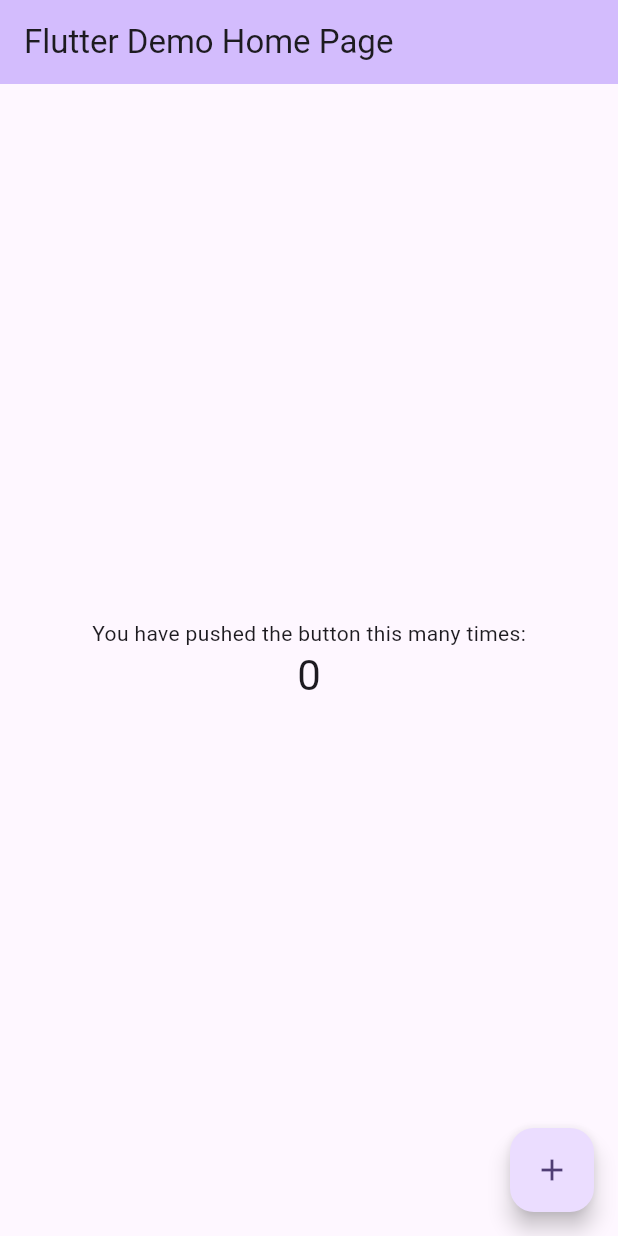
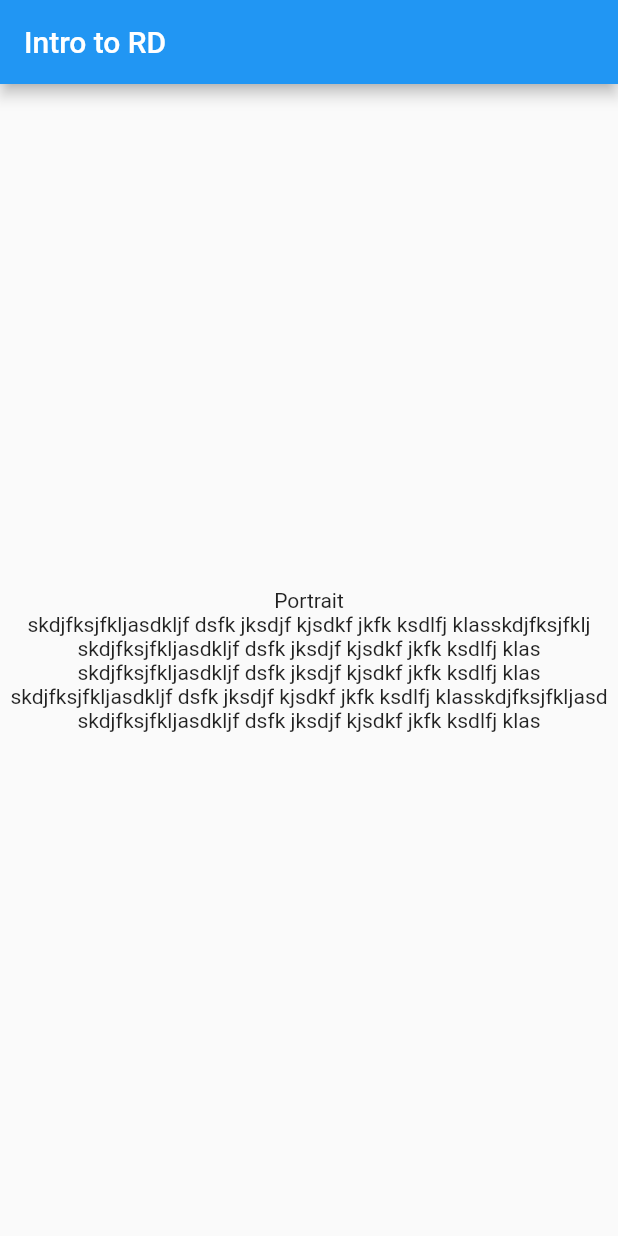
Before and after one commit to sabsar42/practice_ostad_flutter, a Flutter app: the screen it shows after launch, on a phone screen of 412 x 824 dp. Run offline on Flutter 3.47's test engine with Material 2 defaults, Android fonts, the light colour scheme and no system bars.

Commit message:
- MediaQuery - LayoutBuilder - OrientationBuilder

```diff
--- /dev/null
+++ b/lib/home_screen.dart
@@ -0,0 +1,65 @@
+import 'package:flutter/material.dart';
+
+/// MediaQuery
+
+class HomeScreen extends StatelessWidget {
+  const HomeScreen({super.key});
+
+  @override
+  Widget build(BuildContext context) {
+    // Size size = MediaQuery.of(context).size;
+    // Size size = MediaQuery.sizeOf(context);
+    // print(size);
+    // print(size.width);
+    // print(size.height);
+    // print(size.aspectRatio);
+    // print(size.flipped);
+    // Orientation orientation = MediaQuery.orientationOf(context);
+    // print(orientation);
+    // List<DisplayFeature> displayFeatures = MediaQuery.displayFeaturesOf(context);
+    // print(displayFeatures);
+    // print(MediaQuery.devicePixelRatioOf(context));
+    // print(MediaQuery.platformBrightnessOf(context));
+    return Scaffold(
+      appBar: AppBar(
+        title: Text('Intro to RD'),
+      ),
+      body: LayoutBuilder(
+          builder: (context, constraints) {
+            print(constraints.maxWidth);
+            if (constraints.maxWidth > 500) {
+              return Center(child: Text('Too big screen'));
+            } else {
+              return Center(
+                child: OrientationBuilder(
+                    builder: (context, orientation) {
+                      return Column(
+                        mainAxisAlignment: MainAxisAlignment.center,
+                        children: [
+                          Text(orientation == Orientation.portrait
+                              ? 'Portrait'
+                              : "Landscape"),
+                          Wrap(
+                            alignment: WrapAlignment.center,
+                            crossAxisAlignment: WrapCrossAlignment.start,
+                            children: [
+                              Text('skdjfksjfkljasdkljf dsfk jksdjf kjsdkf jkfk ksdlfj klas'),
+                              Text('skdjfksjfklj'),
+                              Text('skdjfksjfkljasdkljf dsfk jksdjf kjsdkf jkfk ksdlfj klas'),
+                              Text('skdjfksjfkljasdkljf dsfk jksdjf kjsdkf jkfk ksdlfj klas'),
+                              Text('skdjfksjfkljasdkljf dsfk jksdjf kjsdkf jkfk ksdlfj klas'),
+                              Text('skdjfksjfkljasd'),
+                              Text('skdjfksjfkljasdkljf dsfk jksdjf kjsdkf jkfk ksdlfj klas'),
+                            ],
+                          )
+                        ],
+                      );
+                    }
+                ),
+              );
+            }
+          }
+      ),
+    );
+  }
+}
--- a/lib/main.dart
+++ b/lib/main.dart
@@ -1,125 +1,17 @@
 import 'package:flutter/material.dart';
+import 'package:practice_ostad_flutter/home_screen.dart';
 
 void main() {
-  runApp(const MyApp());
+  runApp(MyApp());
 }
 
 class MyApp extends StatelessWidget {
   const MyApp({super.key});
 
-  // This widget is the root of your application.
   @override
   Widget build(BuildContext context) {
     return MaterialApp(
-      title: 'Flutter Demo',
-      theme: ThemeData(
-        // This is the theme of your application.
-        //
-        // TRY THIS: Try running your application with "flutter run". You'll see
-        // the application has a blue toolbar. Then, without quitting the app,
-        // try changing the seedColor in the colorScheme below to Colors.green
-        // and then invoke "hot reload" (save your changes or press the "hot
-        // reload" button in a Flutter-supported IDE, or press "r" if you used
-        // the command line to start the app).
-        //
-        // Notice that the counter didn't reset back to zero; the application
-        // state is not lost during the reload. To reset the state, use hot
-        // restart instead.
-        //
-        // This works for code too, not just values: Most code changes can be
-        // tested with just a hot reload.
-        colorScheme: ColorScheme.fromSeed(seedColor: Colors.deepPurple),
-        useMaterial3: true,
-      ),
-      home: const MyHomePage(title: 'Flutter Demo Home Page'),
+      home: HomeScreen(),
     );
   }
 }
-
-class MyHomePage extends StatefulWidget {
-  const MyHomePage({super.key, required this.title});
-
-  // This widget is the home page of your application. It is stateful, meaning
-  // that it has a State object (defined below) that contains fields that affect
-  // how it looks.
-
-  // This class is the configuration for the state. It holds the values (in this
-  // case the title) provided by the parent (in this case the App widget) and
-  // used by the build method of the State. Fields in a Widget subclass are
-  // always marked "final".
-
-  final String title;
-
-  @override
-  State<MyHomePage> createState() => _MyHomePageState();
-}
-
-class _MyHomePageState extends State<MyHomePage> {
-  int _counter = 0;
-
-  void _incrementCounter() {
-    setState(() {
-      // This call to setState tells the Flutter framework that something has
-      // changed in this State, which causes it to rerun the build method below
-      // so that the display can reflect the updated values. If we changed
-      // _counter without calling setState(), then the build method would not be
-      // called again, and so nothing would appear to happen.
-      _counter++;
-    });
-  }
-
-  @override
-  Widget build(BuildContext context) {
-    // This method is rerun every time setState is called, for instance as done
-    // by the _incrementCounter method above.
-    //
-    // The Flutter framework has been optimized to make rerunning build methods
-    // fast, so that you can just rebuild anything that needs updating rather
-    // than having to individually change instances of widgets.
-    return Scaffold(
-      appBar: AppBar(
-        // TRY THIS: Try changing the color here to a specific color (to
-        // Colors.amber, perhaps?) and trigger a hot reload to see the AppBar
-        // change color while the other colors stay the same.
-        backgroundColor: Theme.of(context).colorScheme.inversePrimary,
-        // Here we take the value from the MyHomePage object that was created by
-        // the App.build method, and use it to set our appbar title.
-        title: Text(widget.title),
-      ),
-      body: Center(
-        // Center is a layout widget. It takes a single child and positions it
-        // in the middle of the parent.
-        child: Column(
-          // Column is also a layout widget. It takes a list of children and
-          // arranges them vertically. By default, it sizes itself to fit its
-          // children horizontally, and tries to be as tall as its parent.
-          //
-          // Column has various properties to control how it sizes itself and
-          // how it positions its children. Here we use mainAxisAlignment to
-          // center the children vertically; the main axis here is the vertical
-          // axis because Columns are vertical (the cross axis would be
-          // horizontal).
-          //
-          // TRY THIS: Invoke "debug painting" (choose the "Toggle Debug Paint"
-          // action in the IDE, or press "p" in the console), to see the
-          // wireframe for each widget.
-          mainAxisAlignment: MainAxisAlignment.center,
-          children: <Widget>[
-            const Text(
-              'You have pushed the button this many times:',
-            ),
-            Text(
-              '$_counter',
-              style: Theme.of(context).textTheme.headlineMedium,
-            ),
-          ],
-        ),
-      ),
-      floatingActionButton: FloatingActionButton(
-        onPressed: _incrementCounter,
-        tooltip: 'Increment',
-        child: const Icon(Icons.add),
-      ), // This trailing comma makes auto-formatting nicer for build methods.
-    );
-  }
-}
```
Also changed, not shown: 1 other file.
